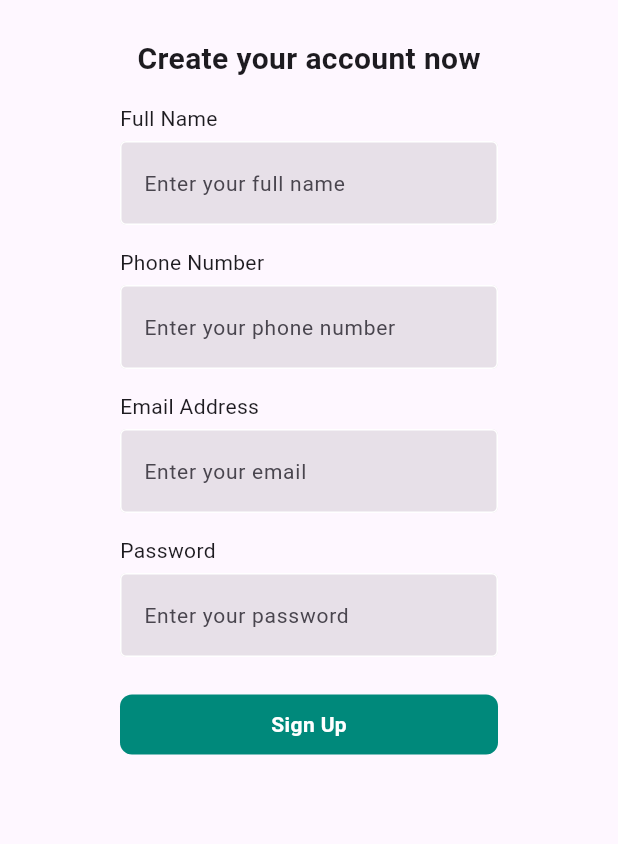
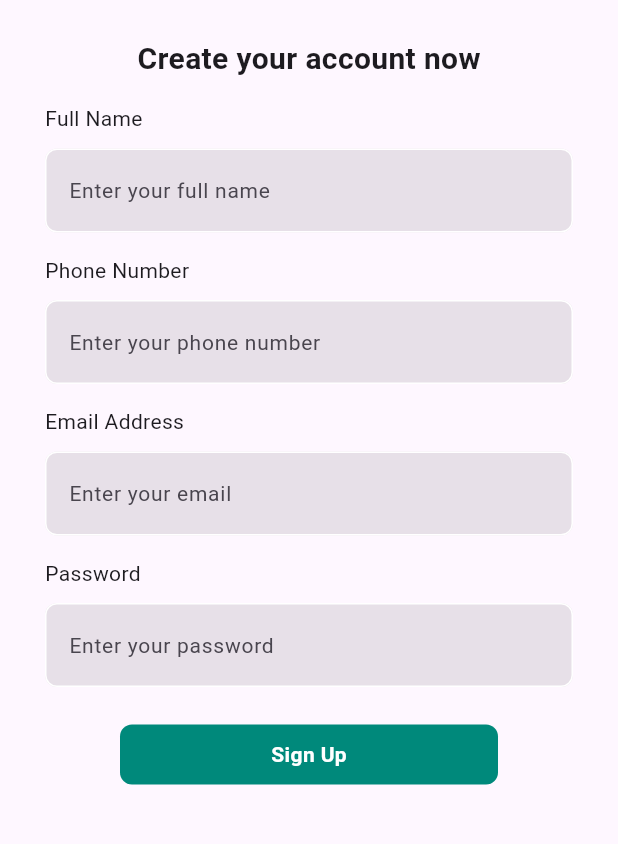
Before and after one commit to Gimhanfdo/ProGear-Mobile-App, a Flutter app: the RegisterScreen screen opened directly, on a phone screen of 412 x 824 dp, the part 135-979 px from its top. Run offline on Flutter 3.47's test engine with Material 3 defaults, Android fonts, the phone set to English and light mode, and no system bars; our stand-ins replace cached_network_image; network calls fail.

Commit message:
update padding

```diff
--- a/lib/screens/shared/textField.dart
+++ b/lib/screens/shared/textField.dart
@@ -5,6 +5,7 @@ class CustomTextField extends StatelessWidget {
   final textController;
   final String hintText;
   final bool obscureText;
+  final VoidCallback? onTap;
 
   const CustomTextField({
     super.key,
@@ -12,33 +13,38 @@ class CustomTextField extends StatelessWidget {
     required this.textController,
     required this.hintText,
     required this.obscureText,
+    this.onTap,
   });
 
   @override
   Widget build(BuildContext context) {
     return Padding(
-      padding: const EdgeInsets.symmetric(horizontal: 80),
+      padding: const EdgeInsets.symmetric(horizontal: 30),
       child: Column(
         crossAxisAlignment: CrossAxisAlignment.start,
         children: [
           Text(labelText),
 
-          const SizedBox(height: 5),
+          const SizedBox(height: 10),
 
           TextField(
             controller: textController,
             obscureText: obscureText,
+            readOnly: onTap != null,
             decoration: InputDecoration(
               enabledBorder: OutlineInputBorder(
-                borderSide: BorderSide(color: Colors.white),
+                borderSide: BorderSide(color: Theme.of(context).colorScheme.onPrimary),
+                borderRadius: BorderRadius.circular(8),
               ),
               focusedBorder: OutlineInputBorder(
-                borderSide: BorderSide(color: Colors.grey.shade400),
+                borderSide: BorderSide(color: Theme.of(context).colorScheme.onPrimaryContainer),
+                borderRadius: BorderRadius.circular(8),
               ),
               filled: true,
               hintText: hintText,
               hintStyle: TextStyle(fontSize: 14),
             ),
+            onTap: onTap,
           ),
         ],
       ),
```
